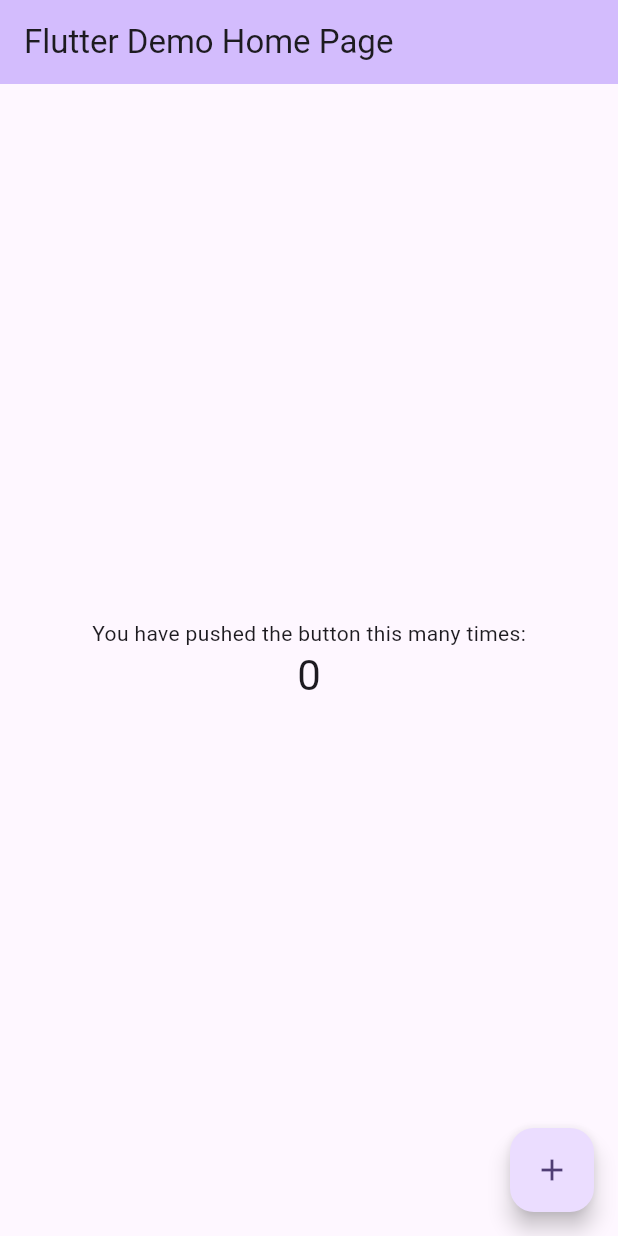
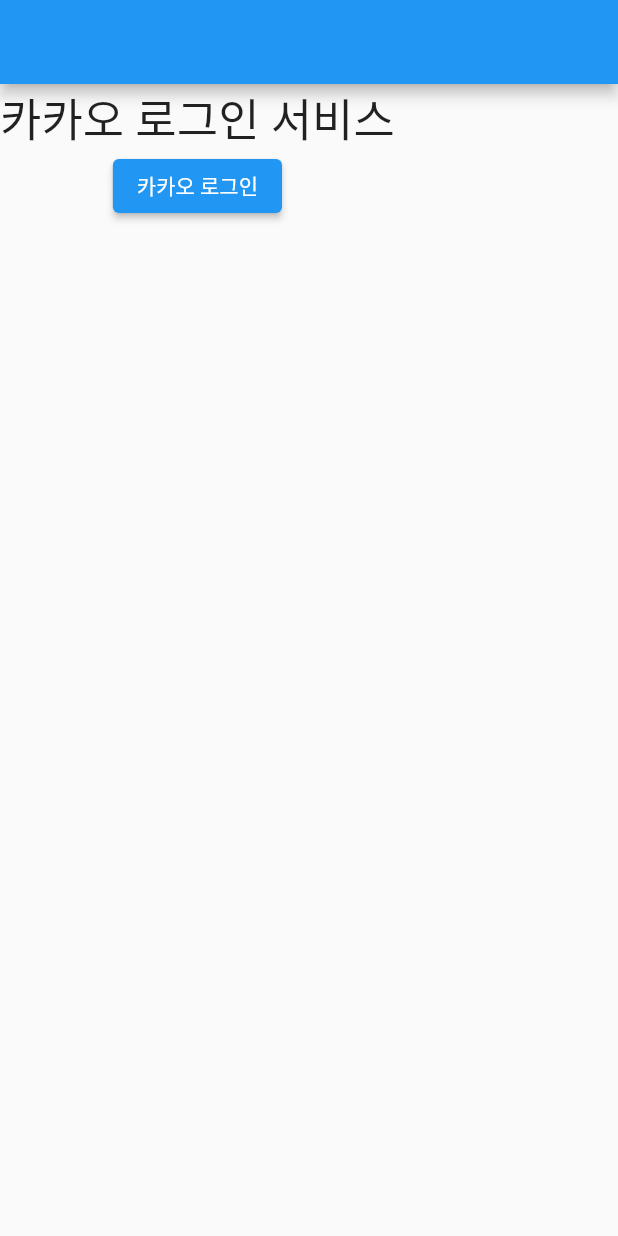
Before and after one commit to unjoo31/kakao_oauth_demo_front, a Flutter app: the screen it shows after launch, on a phone screen of 412 x 824 dp. Run offline on Flutter 3.47's test engine with Material 2 defaults, Android fonts, the phone set to English and light mode, and no system bars; missing offline and left inert: kakao_flutter_sdk.

Commit message:
"카카오 로그인 완료"

```diff
--- a/lib/main.dart
+++ b/lib/main.dart
@@ -1,125 +1,58 @@
 import 'package:flutter/material.dart';
+import 'package:kakao_flutter_sdk/kakao_flutter_sdk.dart';
 
 void main() {
+  // 웹 환경에서 카카오 로그인을 정상적으로 완료하려면 runApp() 호출 전 아래 메서드 호출 필요
+  WidgetsFlutterBinding.ensureInitialized();
+
+  // runApp() 호출 전 Flutter SDK 초기화
+  KakaoSdk.init(
+    nativeAppKey: '522386ab1a123b5d1e7c6b29293d98d2',
+    javaScriptAppKey: '03c004ce228ff6342814eb757f548581',
+  );
   runApp(const MyApp());
 }
 
 class MyApp extends StatelessWidget {
   const MyApp({super.key});
 
-  // This widget is the root of your application.
   @override
   Widget build(BuildContext context) {
     return MaterialApp(
-      title: 'Flutter Demo',
-      theme: ThemeData(
-        // This is the theme of your application.
-        //
-        // TRY THIS: Try running your application with "flutter run". You'll see
-        // the application has a blue toolbar. Then, without quitting the app,
-        // try changing the seedColor in the colorScheme below to Colors.green
-        // and then invoke "hot reload" (save your changes or press the "hot
-        // reload" button in a Flutter-supported IDE, or press "r" if you used
-        // the command line to start the app).
-        //
-        // Notice that the counter didn't reset back to zero; the application
-        // state is not lost during the reload. To reset the state, use hot
-        // restart instead.
-        //
-        // This works for code too, not just values: Most code changes can be
-        // tested with just a hot reload.
-        colorScheme: ColorScheme.fromSeed(seedColor: Colors.deepPurple),
-        useMaterial3: true,
-      ),
-      home: const MyHomePage(title: 'Flutter Demo Home Page'),
+      home: HomePage(),
     );
   }
 }
 
-class MyHomePage extends StatefulWidget {
-  const MyHomePage({super.key, required this.title});
-
-  // This widget is the home page of your application. It is stateful, meaning
-  // that it has a State object (defined below) that contains fields that affect
-  // how it looks.
-
-  // This class is the configuration for the state. It holds the values (in this
-  // case the title) provided by the parent (in this case the App widget) and
-  // used by the build method of the State. Fields in a Widget subclass are
-  // always marked "final".
-
-  final String title;
-
-  @override
-  State<MyHomePage> createState() => _MyHomePageState();
-}
-
-class _MyHomePageState extends State<MyHomePage> {
-  int _counter = 0;
-
-  void _incrementCounter() {
-    setState(() {
-      // This call to setState tells the Flutter framework that something has
-      // changed in this State, which causes it to rerun the build method below
-      // so that the display can reflect the updated values. If we changed
-      // _counter without calling setState(), then the build method would not be
-      // called again, and so nothing would appear to happen.
-      _counter++;
-    });
-  }
+class HomePage extends StatelessWidget {
+  const HomePage({super.key});
 
   @override
   Widget build(BuildContext context) {
-    // This method is rerun every time setState is called, for instance as done
-    // by the _incrementCounter method above.
-    //
-    // The Flutter framework has been optimized to make rerunning build methods
-    // fast, so that you can just rebuild anything that needs updating rather
-    // than having to individually change instances of widgets.
     return Scaffold(
-      appBar: AppBar(
-        // TRY THIS: Try changing the color here to a specific color (to
-        // Colors.amber, perhaps?) and trigger a hot reload to see the AppBar
-        // change color while the other colors stay the same.
-        backgroundColor: Theme.of(context).colorScheme.inversePrimary,
-        // Here we take the value from the MyHomePage object that was created by
-        // the App.build method, and use it to set our appbar title.
-        title: Text(widget.title),
+      appBar: AppBar(),
+      body: Column(
+        children: [
+          Text("카카오 로그인 서비스", style: TextStyle(fontSize: 30)),
+          ElevatedButton(
+              onPressed: () async {
+                // 카카오톡 실행 가능 여부 확인
+                // 카카오톡 실행이 가능하면 카카오톡으로 로그인, 아니면 카카오계정으로 로그인
+                if (await isKakaoTalkInstalled()) {
+                  print("카카오톡이 설치되어 있습니다.");
+                  await UserApi.instance.loginWithKakaoTalk();
+                } else {
+                  print("카카오톡이 설치되어 있지 않습니다.");
+                  OAuthToken oauthToken =
+                      await UserApi.instance.loginWithKakaoAccount();
+                  print(oauthToken.accessToken); //accessToken을 스프링 서버에 주면됨
+                  print(oauthToken.expiresAt);
+                  print(oauthToken.scopes![0]);
+                }
+              },
+              child: Text("카카오 로그인")),
+        ],
       ),
-      body: Center(
-        // Center is a layout widget. It takes a single child and positions it
-        // in the middle of the parent.
-        child: Column(
-          // Column is also a layout widget. It takes a list of children and
-          // arranges them vertically. By default, it sizes itself to fit its
-          // children horizontally, and tries to be as tall as its parent.
-          //
-          // Column has various properties to control how it sizes itself and
-          // how it positions its children. Here we use mainAxisAlignment to
-          // center the children vertically; the main axis here is the vertical
-          // axis because Columns are vertical (the cross axis would be
-          // horizontal).
-          //
-          // TRY THIS: Invoke "debug painting" (choose the "Toggle Debug Paint"
-          // action in the IDE, or press "p" in the console), to see the
-          // wireframe for each widget.
-          mainAxisAlignment: MainAxisAlignment.center,
-          children: <Widget>[
-            const Text(
-              'You have pushed the button this many times:',
-            ),
-            Text(
-              '$_counter',
-              style: Theme.of(context).textTheme.headlineMedium,
-            ),
-          ],
-        ),
-      ),
-      floatingActionButton: FloatingActionButton(
-        onPressed: _incrementCounter,
-        tooltip: 'Increment',
-        child: const Icon(Icons.add),
-      ), // This trailing comma makes auto-formatting nicer for build methods.
     );
   }
 }
```
Also changed, not shown: 2 other files.
